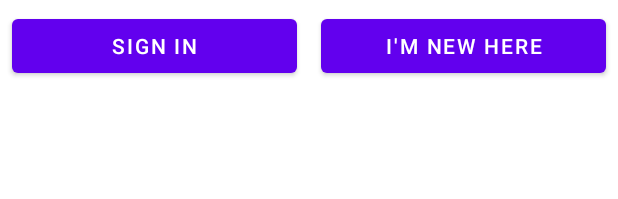
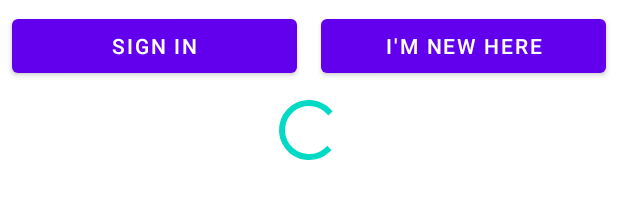
Before and after one commit to talaloni2/secret, an Android app: the layout fragment_sign_in.xml on its own in the app's theme, with its tools: preview values and no code run, on a phone screen of 412 x 824 dp. Shown: the part 605-804 px from the top of the screen. Run offline under Robolectric (Android 15) with nearby library versions, the phone set to English and light mode, and no system bars.

Commit message:
Added signin progressbar

```diff
--- a/app/src/main/res/layout/fragment_sign_in.xml
+++ b/app/src/main/res/layout/fragment_sign_in.xml
@@ -84,6 +84,14 @@
                     android:text="I'M NEW HERE" />
             </androidx.appcompat.widget.LinearLayoutCompat>
 
+            <ProgressBar
+                android:layout_width="wrap_content"
+                android:layout_height="wrap_content"
+                android:id="@+id/signInProgressBar"
+                android:layout_gravity="center"
+                >
+            </ProgressBar>
+
 
         </androidx.appcompat.widget.LinearLayoutCompat>
     </ScrollView>
```
Also changed, not shown: app/src/main/java/com/example/secret/SignInFragment.java (+10 -2 lines).
